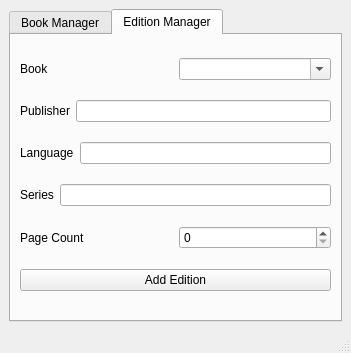
Above: mainwindow.ui from ahmettahacelik/reading-tracker before the change. Below: the same form after it.
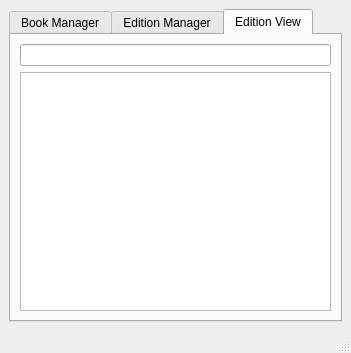
That is the form after the change.

What changed in the file:
```diff
--- a/mainwindow.ui
+++ b/mainwindow.ui
@@ -18,7 +18,7 @@
     <item>
      <widget class="QTabWidget" name="tabWidget">
       <property name="currentIndex">
-       <number>1</number>
+       <number>2</number>
       </property>
       <widget class="QWidget" name="tab">
        <attribute name="title">
@@ -207,6 +207,27 @@
         </item>
        </layout>
       </widget>
+      <widget class="QWidget" name="tab_3">
+       <attribute name="title">
+        <string>Edition View</string>
+       </attribute>
+       <layout class="QHBoxLayout" name="horizontalLayout_14">
+        <item>
+         <layout class="QVBoxLayout" name="verticalLayout_3">
+          <item>
+           <widget class="QLineEdit" name="lineEditEditionFilter"/>
+          </item>
+          <item>
+           <widget class="QTableView" name="tableViewEditions">
+            <property name="selectionBehavior">
+             <enum>QAbstractItemView::SelectionBehavior::SelectRows</enum>
+            </property>
+           </widget>
+          </item>
+         </layout>
+        </item>
+       </layout>
+      </widget>
      </widget>
     </item>
    </layout>
```
